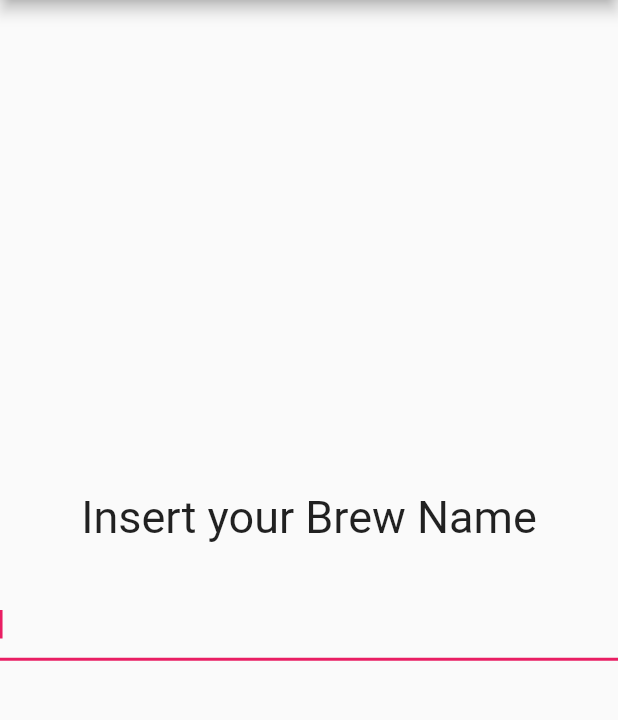
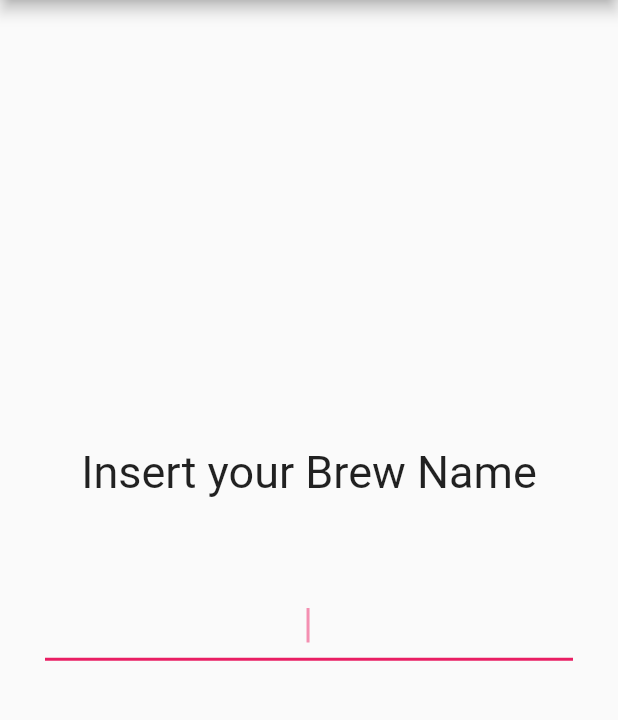
Before and after one commit to juanlatorre/alebrew, a Flutter app: the AddNewBrew screen opened directly, on a phone screen of 412 x 824 dp, the part 84-804 px from its top. Run offline on Flutter 3.47's test engine with Material 2 defaults, Android fonts, the phone set to English and light mode, and no system bars; our stand-ins replace hive, hive_flutter; accounts and stored records are empty; generated files the repository leaves out were written again.

Commit message:
Update TextFormField on Add New Brew

```diff
--- a/lib/src/ui/pages/add_new_brew.dart
+++ b/lib/src/ui/pages/add_new_brew.dart
@@ -31,11 +31,18 @@ class _AddNewBrewState extends State<AddNewBrew> {
           children: <Widget>[
             title("Insert your Brew Name", 30),
             SizedBox(height: 30),
-            Form(
+            Padding(
+              padding: EdgeInsets.all(30),
+              child: Form(
                 key: _formKey,
                 child: Column(
                   children: <Widget>[
                     TextFormField(
+                      style: TextStyle(
+                        fontSize: 20,
+                      ),
+                      textAlign: TextAlign.center,
+                      cursorColor: Colors.pink[200],
                       autocorrect: false,
                       autofocus: true,
                       controller: _textController,
@@ -49,6 +56,7 @@ class _AddNewBrewState extends State<AddNewBrew> {
                   ],
                 )
               )
+            )
           ]
         )),
     );
```
Also changed, not shown: 2 other files. Lines whose indentation alone changed are shown as unchanged.
